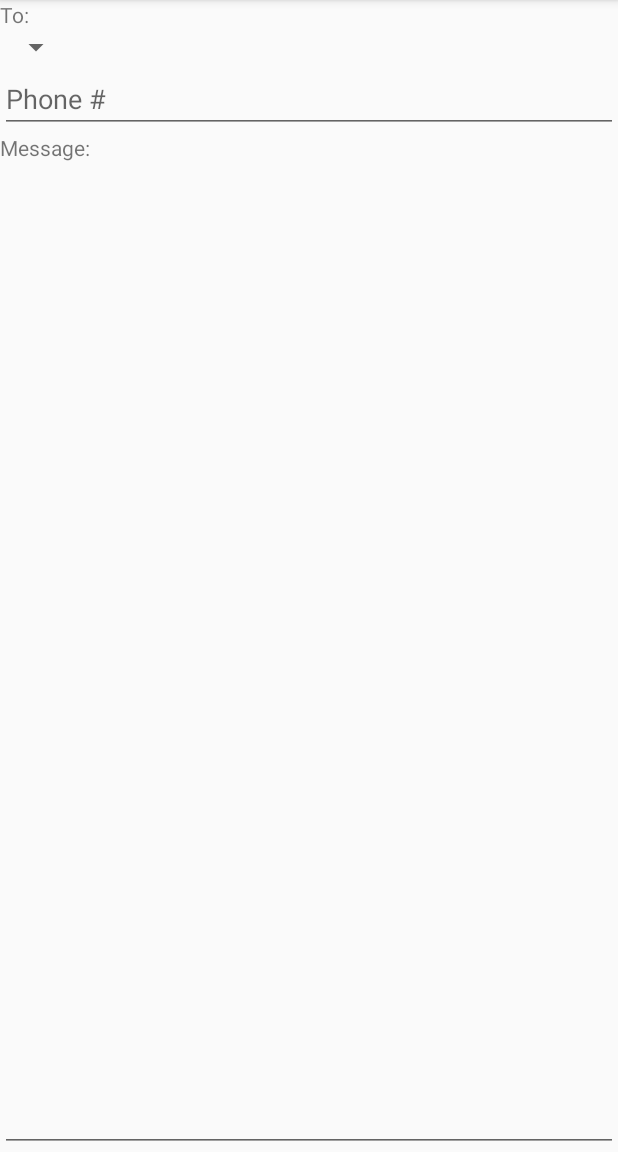
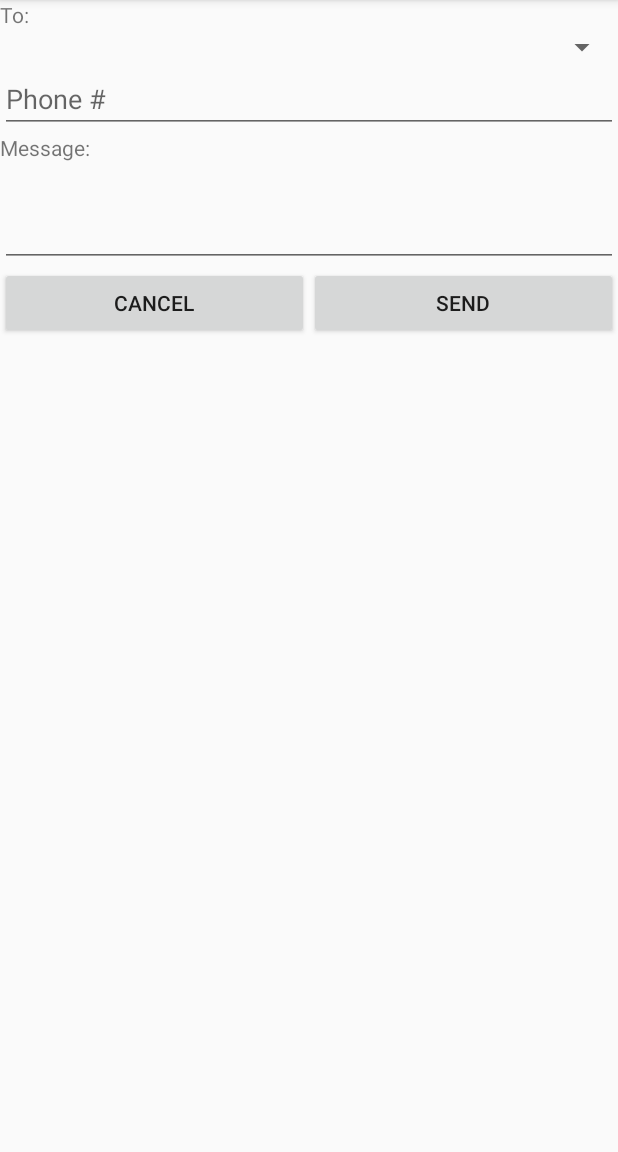
Before and after one commit to EnzanIjuin/PracticeApp, an Android app: the fragment ComposeSmsDialogFragment shown on its own in the app's theme, on a phone screen of 412 x 824 dp, the part 84-1236 px from its top. Run offline under Robolectric (Android 15) with nearby library versions, the phone set to English and light mode, and no system bars; 1 statement that could not run was skipped.

Commit message:
SMS complete

```diff
--- a/app/src/main/AndroidManifest.xml
+++ b/app/src/main/AndroidManifest.xml
@@ -11,6 +11,7 @@
     <uses-permission android:name="android.permission.READ_SMS" />
     <uses-permission android:name="android.permission.WRITE_SMS" />
     <uses-permission android:name="android.permission.SEND_SMS" />
+    <uses-permission android:name="android.permission.READ_CONTACTS" />
 
     <uses-feature
         android:glEsVersion="0x00020000"
--- a/app/src/main/java/com/example/shelton/practiceapp/ComposeSmsDialogFragment.java
+++ b/app/src/main/java/com/example/shelton/practiceapp/ComposeSmsDialogFragment.java
@@ -5,23 +5,31 @@ import android.app.DialogFragment;
 import android.database.Cursor;
 import android.os.Bundle;
 import android.provider.ContactsContract;
+import android.telephony.SmsManager;
+import android.util.Log;
 import android.view.LayoutInflater;
 import android.view.View;
 import android.view.ViewGroup;
+import android.widget.AdapterView;
+import android.widget.Button;
 import android.widget.EditText;
 import android.widget.SimpleCursorAdapter;
 import android.widget.Spinner;
+import android.widget.Toast;
+
+import java.util.List;
 
 
-public class ComposeSmsDialogFragment extends DialogFragment {
+public class ComposeSmsDialogFragment extends DialogFragment implements AdapterView.OnItemSelectedListener, View.OnClickListener {
 
-    private final String[] COLUMNS = {ContactsContract.Contacts._ID,
-                                      ContactsContract.Contacts.DISPLAY_NAME,
-                                      ContactsContract.Contacts.HAS_PHONE_NUMBER};
+    private static String TAG = "RAWR sms dialog";
+    private final String[] COLUMNS = {ContactsContract.CommonDataKinds.Phone.DISPLAY_NAME,
+                                      ContactsContract.CommonDataKinds.Phone.NUMBER};
 
     private EditText msg, pNumber;
     private Spinner spinContacts;
     private Cursor contacts;
+    private Button send, cancel;
 
     public ComposeSmsDialogFragment() {
         // Required empty public constructor
@@ -34,13 +42,71 @@ public class ComposeSmsDialogFragment extends DialogFragment {
         // Inflate the layout for this fragment
         View view = inflater.inflate(R.layout.fragment_compose_sms_dialog, container, false);
 
-        contacts = getActivity().getContentResolver().query(ContactsContract.Contacts.CONTENT_URI,
-                COLUMNS, null, null, null);
+        getDialog().setTitle("Compose");
 
+        // Contacts cursor
+        contacts = getActivity().getContentResolver().query(ContactsContract.CommonDataKinds.Phone.CONTENT_URI, null, null, null, COLUMNS[0] + " ASC");
+
+        // Setup spinner
         spinContacts = (Spinner) view.findViewById(R.id.spinner_contacts);
+        spinContacts.setOnItemSelectedListener(this);
         spinContacts.setAdapter(new SimpleCursorAdapter(getActivity(),
-                android.R.layout.simple_spinner_item, contacts, null, null, SimpleCursorAdapter.FLAG_REGISTER_CONTENT_OBSERVER));
+                android.R.layout.simple_spinner_item, contacts, new String[] {COLUMNS[0]},
+                new int[] {android.R.id.text1}, SimpleCursorAdapter.FLAG_REGISTER_CONTENT_OBSERVER));
+
+        // Other views
+        msg = (EditText) view.findViewById(R.id.in_msg);
+        pNumber = (EditText) view.findViewById(R.id.in_pnumber);
+        send = (Button) view.findViewById(R.id.b_send);
+        cancel = (Button) view.findViewById(R.id.b_cancel);
+        send.setOnClickListener(this);
+        cancel.setOnClickListener(this);
 
         return view;
     }
+
+    @Override
+    public void onDestroy() {
+        super.onDestroy();
+        contacts.close();
+    }
+
+    @Override
+    public void onItemSelected(AdapterView<?> adapterView, View view, int i, long l) {
+        contacts.moveToPosition(i);
+        pNumber.setText(contacts.getString(contacts.getColumnIndex(COLUMNS[1])));
+    }
+
+    @Override
+    public void onNothingSelected(AdapterView<?> adapterView) {
+
+    }
+
+    private void sendSMS(CharSequence pNumber, CharSequence msg) {
+        SmsManager manager = SmsManager.getDefault();
+
+        List<String> messages = manager.divideMessage(msg.toString());
+        for(String message : messages) {
+            try {
+                manager.sendTextMessage(pNumber.toString(), null, message, null, null);
+            } catch(Exception e) {
+                Toast.makeText(getActivity(), "Failed to send text!", Toast.LENGTH_SHORT).show();
+            }
+        }
+    }
+
+    @Override
+    public void onClick(View view) {
+        switch (view.getId()) {
+            case R.id.b_send:
+                sendSMS(pNumber.getText(), msg.getText());
+                getDialog().dismiss();
+                Log.d(TAG, "Message sent!");
+                Toast.makeText(getActivity(), "Message sent!", Toast.LENGTH_SHORT).show();
+                break;
+            default:
+                getDialog().cancel();
+                break;
+        }
+    }
 }
--- a/app/src/main/res/layout/fragment_compose_sms_dialog.xml
+++ b/app/src/main/res/layout/fragment_compose_sms_dialog.xml
@@ -25,28 +25,52 @@
         android:layout_width="wrap_content"
         android:layout_height="wrap_content"
         android:text="Message:"
-        android:id="@+id/text_message"
+        android:id="@+id/text_msg"
         android:layout_below="@+id/in_pnumber"
         android:layout_alignParentLeft="true"
         android:layout_alignParentStart="true" />
 
     <EditText
         android:layout_width="match_parent"
-        android:layout_height="match_parent"
-        android:id="@+id/in_message"
+        android:layout_height="wrap_content"
+        android:id="@+id/in_msg"
         android:layout_gravity="center_horizontal"
         android:layout_alignParentLeft="true"
         android:layout_alignParentStart="true"
-        android:layout_below="@+id/text_message"
-        android:layout_alignParentBottom="true" />
+        android:layout_below="@+id/text_msg"
+        android:height="70dp" />
 
     <Spinner
-        android:layout_width="wrap_content"
+        android:layout_width="match_parent"
         android:layout_height="wrap_content"
         android:id="@+id/spinner_contacts"
         android:layout_below="@+id/text_to"
         android:layout_alignParentLeft="true"
-        android:layout_alignParentStart="true" />
+        android:layout_alignParentStart="false"
+        android:layout_alignParentEnd="false"
+        android:gravity="right" />
+
+    <LinearLayout
+        android:orientation="horizontal"
+        android:layout_width="fill_parent"
+        android:layout_height="wrap_content"
+        android:layout_below="@+id/in_msg"
+        android:layout_centerHorizontal="true">
+
+        <Button
+            android:layout_width="wrap_content"
+            android:layout_height="wrap_content"
+            android:text="Cancel"
+            android:id="@+id/b_cancel"
+            android:layout_weight="1" />
+
+        <Button
+            android:layout_width="wrap_content"
+            android:layout_height="wrap_content"
+            android:text="Send"
+            android:id="@+id/b_send"
+            android:layout_weight="1" />
+    </LinearLayout>
 
 
 </RelativeLayout>
```
Also changed, not shown: app/src/main/java/com/example/shelton/practiceapp/SmsFragment.java (+12 -13 lines).
